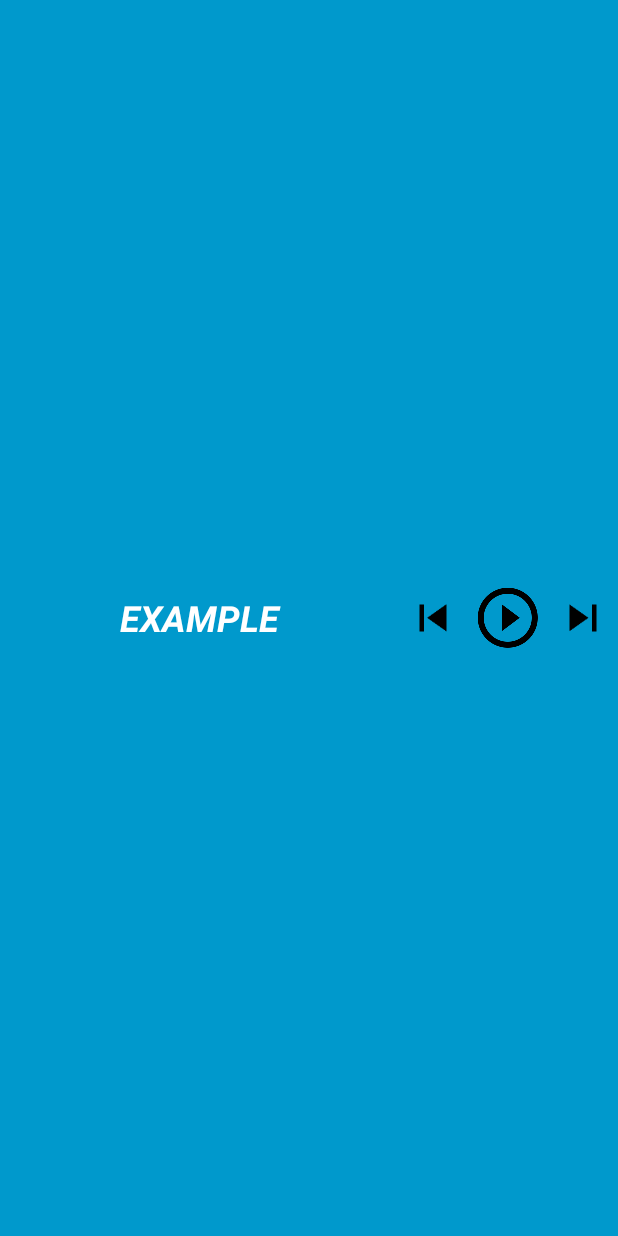
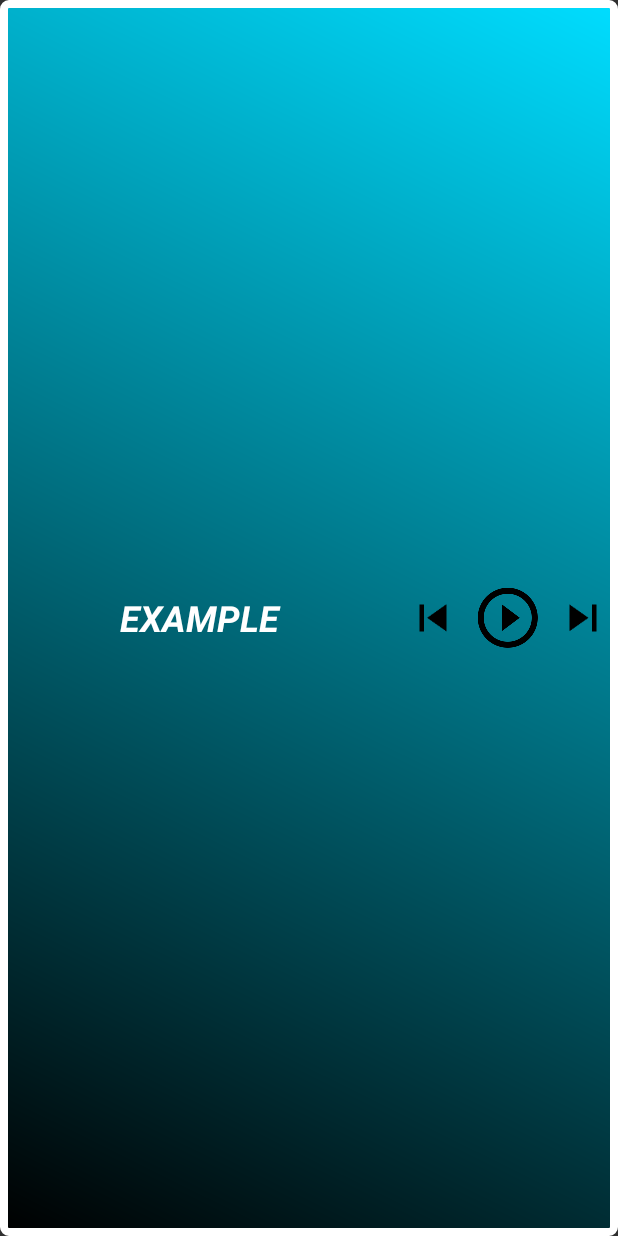
Before and after one commit to Shepherdxx/CelestialMPlayer, an Android app: the layout small_widget.xml on its own in the app's theme, with its tools: preview values and no code run, on a phone screen of 412 x 824 dp. Run offline under Robolectric (Android 15) with nearby library versions, the phone set to English and light mode, and no system bars.

Commit message:
some Fix:  - поправил виджет,  - добавил пропуск экрана приветствия

```diff
--- a/app/src/main/java/com/shepherdxx/celestialmp/SmallWidget.java
+++ b/app/src/main/java/com/shepherdxx/celestialmp/SmallWidget.java
@@ -6,6 +6,7 @@ import android.appwidget.AppWidgetProvider;
 import android.content.ComponentName;
 import android.content.Context;
 import android.content.Intent;
+import android.content.SharedPreferences;
 import android.os.Bundle;
 import android.util.Log;
 import android.widget.RemoteViews;
@@ -13,6 +14,7 @@ import android.widget.RemoteViews;
 import com.shepherdxx.celestialmp.extras.Constants;
 import com.shepherdxx.celestialmp.extras.PopUpToast;
 
+import static android.preference.PreferenceManager.getDefaultSharedPreferences;
 import static com.shepherdxx.celestialmp.MP_BackgroundService.mPlayer;
 
 /**
@@ -89,6 +91,10 @@ public class SmallWidget extends AppWidgetProvider {
         pendingIntent = PendingIntent.getActivity(context, 0, intent, 0);
         views.setOnClickPendingIntent(R.id.sw_back_song, pendingIntent);
 
+        intent = PreService.getIntent(context,MP_BackgroundService.ACTION_PLAY);
+        pendingIntent = PendingIntent.getActivity(context, 0, intent, 0);
+        views.setOnClickPendingIntent(R.id.appwidget_text, pendingIntent);
+
 
         // Instruct the widget manager to update the widget
 //        appWidgetManager.updateAppWidget(appWidgetId, views);
--- a/app/src/main/java/com/shepherdxx/celestialmp/extras/ControlButtonsExtras.java
+++ b/app/src/main/java/com/shepherdxx/celestialmp/extras/ControlButtonsExtras.java
@@ -234,7 +234,7 @@ public class ControlButtonsExtras implements
             long sec = MILLISECONDS.toSeconds(finalTime) -
                     TimeUnit.MINUTES.toSeconds(MILLISECONDS.toMinutes(finalTime));
             oneTimeOnly = false;
-            seekBar.setMax((int) finalTime);
+            if (seekBar!=null)seekBar.setMax((int) finalTime);
             fTime.setText(String.format("%d:%d", min, sec));
             Log.i("seekBarInit", String.format("%d:%d", min, sec));
             Log.i("Title", SongTitle);
@@ -254,7 +254,6 @@ public class ControlButtonsExtras implements
                     switch (intent.getAction()){
                         case MP_STARTED:
                             Log.i(Log_Tag,"BroadcastReceiver recived MP_STARTED");
-//                        Title ();
                             visibilityCheck=true;
                             mType=MP_Type();
                             run();
@@ -355,7 +354,7 @@ public class ControlButtonsExtras implements
                         sTime.setVisibility(View.GONE);
                         fTime.setVisibility(View.GONE);
 
-                        seekBar.setVisibility(View.GONE);
+                        if (seekBar!=null) seekBar.setVisibility(View.GONE);
                         seekBar = null;
 
                         rTitle = view.findViewById(R.id.radio_title);
--- /dev/null
+++ b/app/src/main/res/drawable/widjets_back_ground.xml
@@ -0,0 +1,18 @@
+<?xml version="1.0" encoding="utf-8"?>
+<shape xmlns:android="http://schemas.android.com/apk/res/android"
+    android:thickness="0dp"
+    android:shape="rectangle"
+    >
+
+    <stroke
+        android:width="5dp"
+        android:color="@android:color/background_light"/>
+
+    <corners android:radius="3dp" />
+
+    <gradient
+        android:startColor="@android:color/background_dark"
+        android:endColor="@android:color/holo_blue_bright"
+        android:type="linear"
+        android:angle="45"/>
+</shape>
--- a/app/src/main/res/layout/small_widget.xml
+++ b/app/src/main/res/layout/small_widget.xml
@@ -3,7 +3,7 @@
     android:layout_height="match_parent"
     android:orientation="horizontal"
     android:gravity="center"
-    android:background="#09C"
+    android:background="@drawable/widjets_back_ground"
     android:padding="@dimen/widget_margin">
 
     <TextView
@@ -13,7 +13,6 @@
         android:layout_height="wrap_content"
         android:layout_margin="8dp"
         android:gravity="center"
-        android:background="#09C"
         android:contentDescription="@string/appwidget_text"
         android:text="@string/appwidget_text"
         android:textColor="#ffffff"
```
Also changed, not shown: app/src/main/java/com/shepherdxx/celestialmp/A_WelcomeScreen.java (+14 -3 lines), app/src/main/java/com/shepherdxx/celestialmp/B_MainScreen.java (+17 -3 lines), app/src/main/java/com/shepherdxx/celestialmp/MP_BackgroundService.java (+16 -27 lines), app/src/main/java/com/shepherdxx/celestialmp/PreService.java (+10 -12 lines), app/src/main/java/com/shepherdxx/celestialmp/plailist/PlayListTrue.java (+9 -8 lines), app/src/main/java/com/shepherdxx/celestialmp/plailist/PlayerTrackInfo.java (+9 -6 lines).
